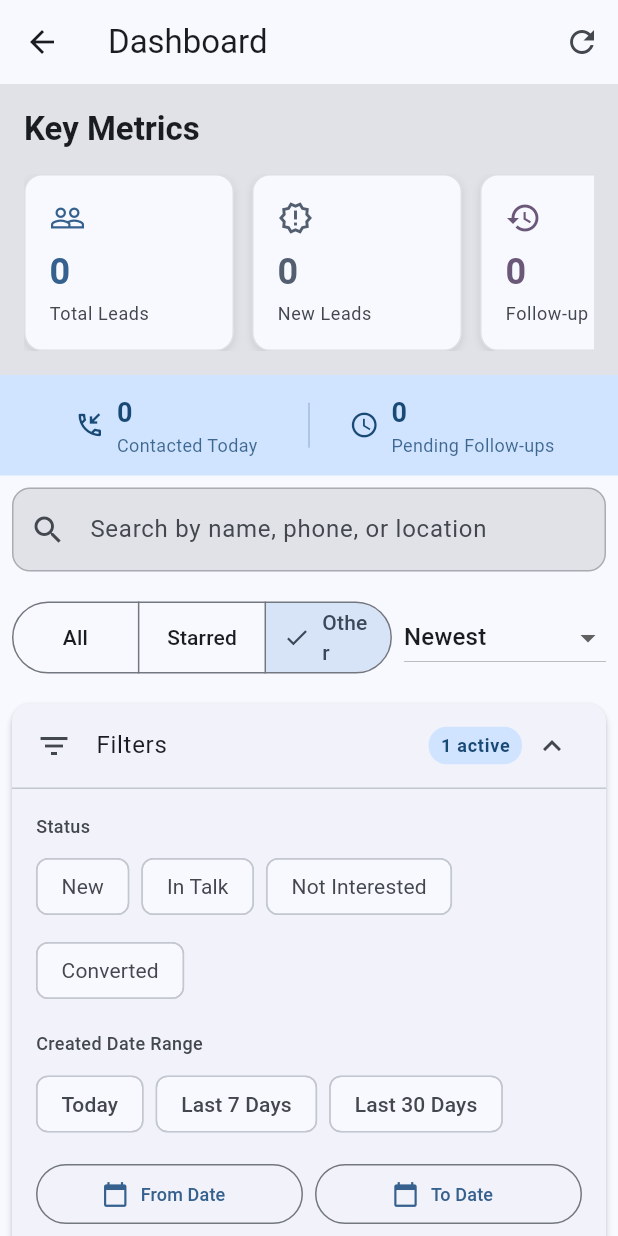
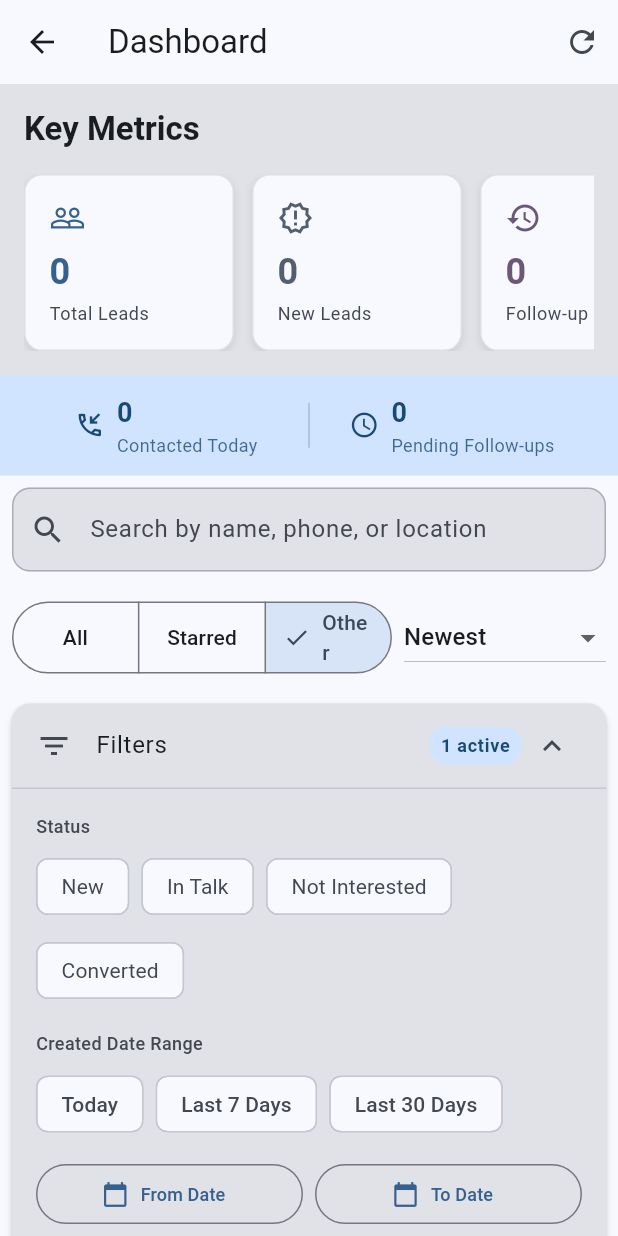
Before and after one commit to wedecor/ReachMuslims, a Flutter app: the DashboardScreen screen opened directly, after a tap on "Starred", after a tap on "Other", after a tap on "Filters", on a phone screen of 412 x 824 dp. Run offline on Flutter 3.47's test engine with Material 3 defaults, Android fonts, the phone set to English and light mode, and no system bars; our stand-ins replace cloud_firestore, connectivity_plus, firebase_auth, firebase_core, flutter_riverpod, share_plus and 1 more; accounts and stored records are empty.

Commit message:
fix: Make filter panel Card and dropdowns theme-aware
- Set explicit Card color using theme's cardTheme.color
- Changed dropdown fillColor from surface to surfaceContainerHighest for better dark mode visibility
- Ensures filter panel adapts properly to dark theme

```diff
--- a/lib/presentation/widgets/lead_filter_panel.dart
+++ b/lib/presentation/widgets/lead_filter_panel.dart
@@ -26,8 +26,10 @@ class _LeadFilterPanelState extends ConsumerState<LeadFilterPanel> {
     final isAdmin = authState.isAdmin;
     final user = authState.user;
 
+    final theme = Theme.of(context);
     return Card(
       margin: const EdgeInsets.all(8),
+      color: theme.cardTheme.color ?? theme.colorScheme.surfaceContainerHighest,
       child: Column(
         children: [
           // Header with toggle
@@ -180,7 +182,7 @@ class _LeadFilterPanelState extends ConsumerState<LeadFilterPanel> {
         labelText: 'Assigned To',
         border: const OutlineInputBorder(),
         filled: true,
-        fillColor: Theme.of(context).colorScheme.surface,
+        fillColor: Theme.of(context).colorScheme.surfaceContainerHighest,
       ),
       items: [
         const DropdownMenuItem<String?>(
@@ -215,7 +217,7 @@ class _LeadFilterPanelState extends ConsumerState<LeadFilterPanel> {
         labelText: 'Region',
         border: const OutlineInputBorder(),
         filled: true,
-        fillColor: Theme.of(context).colorScheme.surface,
+        fillColor: Theme.of(context).colorScheme.surfaceContainerHighest,
       ),
       items: [
         const DropdownMenuItem<UserRegion?>(
@@ -365,7 +367,7 @@ class _LeadFilterPanelState extends ConsumerState<LeadFilterPanel> {
         labelText: 'Follow-up Status',
         border: const OutlineInputBorder(),
         filled: true,
-        fillColor: Theme.of(context).colorScheme.surface,
+        fillColor: Theme.of(context).colorScheme.surfaceContainerHighest,
       ),
       items: FollowUpFilter.values.map((filter) {
         String label;
```
Also changed, not shown: 1 other file.
